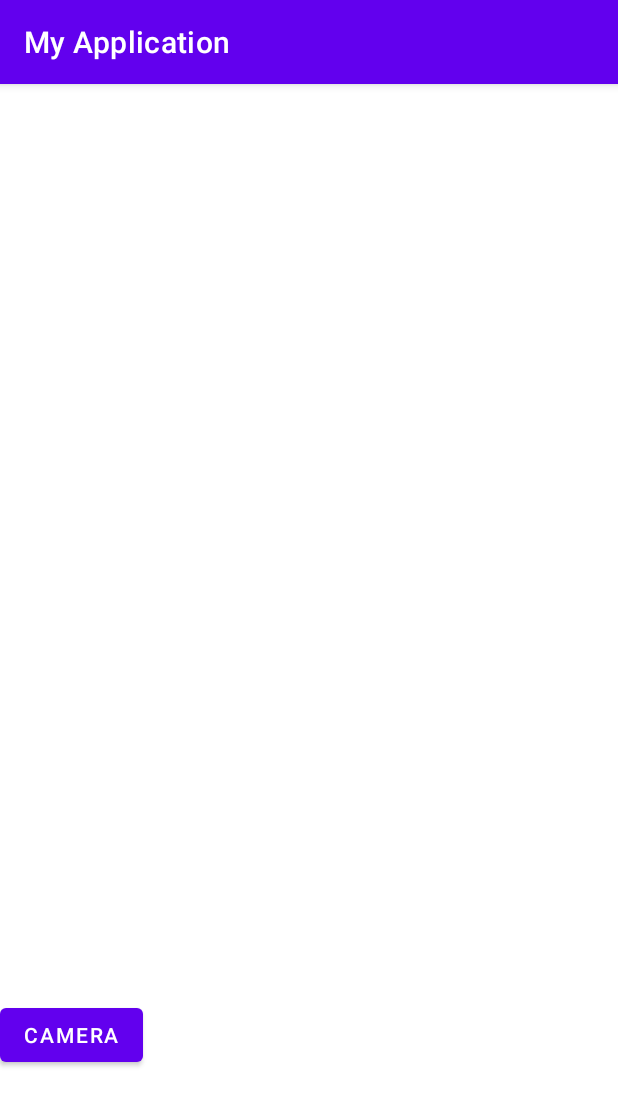
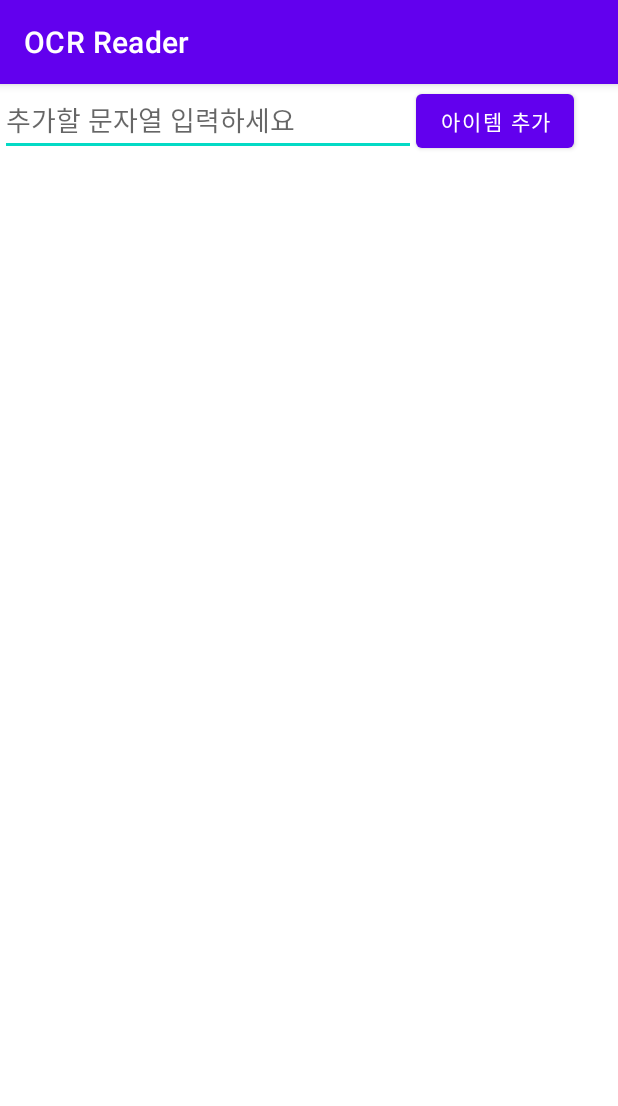
Before and after one commit to junseak1105/Cloud_Teamwork, an Android app: the screen it shows after launch (MainActivity), on a phone screen of 412 x 824 dp. Shown: the top 1106 px of the screen. Run offline under Robolectric (Android 15) with nearby library versions, the phone set to English and light mode, and no system bars.

Commit message:
리스트뷰 동적추가(카메라,삭제)

```diff
--- a/app/src/main/AndroidManifest.xml
+++ b/app/src/main/AndroidManifest.xml
@@ -5,7 +5,6 @@
     <uses-permission android:name="android.permission.CAMERA" /> <!--카메라 권한-->
     <uses-permission android:name="android.permission.READ_EXTERNAL_STORAGE" />    <!--저장소 읽기 권한-->
     <uses-permission android:name="android.permission.INTERNET" />
-    <uses-permission android:name="android.permission.ACCESS_NETWORK_STATE"/>
 
     <application
         android:allowBackup="true"
@@ -14,8 +13,7 @@
         android:roundIcon="@mipmap/ic_launcher_round"
         android:supportsRtl="true"
         android:theme="@style/Theme.MyApplication"
-        android:usesCleartextTraffic="true"
-        android:networkSecurityConfig="@xml/network_security_config">
+      >
 
         <activity
             android:name=".MainActivity"
--- a/app/src/main/java/com/classprj/myapplication/MainActivity.java
+++ b/app/src/main/java/com/classprj/myapplication/MainActivity.java
@@ -24,8 +24,10 @@ import android.provider.MediaStore;
 import android.util.Log;
 import android.view.View;
 import android.view.ViewGroup;
+import android.widget.AdapterView;
 import android.widget.BaseAdapter;
 import android.widget.Button;
+import android.widget.EditText;
 import android.widget.GridView;
 import android.widget.ImageView;
 import android.widget.Toast;
@@ -35,19 +37,43 @@ import java.io.IOException;
 import java.text.SimpleDateFormat;
 import java.util.ArrayList;
 import java.util.Date;
+import android.app.Activity;
+import android.app.AlertDialog;
+import android.content.DialogInterface;
+import android.os.Bundle;
+import android.view.View;
+import android.widget.AdapterView;
+import android.widget.AdapterView.OnItemClickListener;
+import android.widget.ArrayAdapter;
+import android.widget.ListView;
+import android.widget.TextView;
+import android.widget.Toast;
 
-public class MainActivity extends AppCompatActivity {
+
+public class MainActivity extends AppCompatActivity implements AdapterView.OnItemClickListener {
+
 
     final private static String TAG = "tag";
     private static final int REQUEST_IMAGE_CAPTURE = 672;
     private String imageFilePath;
     private Uri photoUri;
+    ListView listView1;
+    ArrayAdapter<String> adapter;
+    ArrayList<String> listItem;
+
+    EditText editText1;
+    Button button1;
+
 
 
     @Override
     protected void onCreate(Bundle savedInstanceState) {
         super.onCreate(savedInstanceState);
         setContentView(R.layout.activity_main);
+        setTitle("OCR Reader");
+
+        editText1 = findViewById(R.id.editText1);
+        button1 = findViewById(R.id.button1);
 
         if (Build.VERSION.SDK_INT >= Build.VERSION_CODES.M) {
             if (checkSelfPermission(Manifest.permission.CAMERA) == PackageManager.PERMISSION_GRANTED && checkSelfPermission(Manifest.permission.WRITE_EXTERNAL_STORAGE) == PackageManager.PERMISSION_GRANTED) {
@@ -58,14 +84,27 @@ public class MainActivity extends AppCompatActivity {
             }
         }
 
-        //카메라 시작
-        findViewById(R.id.btnCamera).setOnClickListener(new View.OnClickListener() {
+
+
+        listItem = new ArrayList<String>();
+
+
+        // 아이템 추가한다.
+        button1.setOnClickListener(new View.OnClickListener() {
             @Override
-            public void onClick(View v) {
-                sendTakePhotoIntent();
+            public void onClick(View view) {
+
+                listItem.add(editText1.getText().toString());
+                adapter.notifyDataSetChanged(); // 변경되었음을 어답터에 알려준다.
+                editText1.setText("");
             }
         });
-        //카메라 끝
+
+
+        adapter = new ArrayAdapter<String>(getApplicationContext(),android.R.layout.simple_list_item_1,listItem);
+        listView1 = findViewById(R.id.listView1);
+        listView1.setAdapter(adapter);
+        listView1.setOnItemClickListener(this);
 
 
     }//onCreate
@@ -93,8 +132,7 @@ public class MainActivity extends AppCompatActivity {
             } else {
                 exifDegree = 0;
             }
-            uploadFile(imageFilePath);
-            ((ImageView) findViewById(R.id.iv_photo)).setImageBitmap(rotate(bitmap, exifDegree));
+           // ((ImageView) findViewById(R.id.iv_photo)).setImageBitmap(rotate(bitmap, exifDegree));
         }
     }
 
@@ -136,7 +174,7 @@ public class MainActivity extends AppCompatActivity {
 
     private File createImageFile() throws IOException {
         String timeStamp = new SimpleDateFormat("yyyyMMdd_HHmmss").format(new Date());
-        String imageFileName = "TEST_" + timeStamp + "_";
+        String imageFileName = "TEST_";
         File storageDir = getExternalFilesDir(Environment.DIRECTORY_PICTURES);
         File image = File.createTempFile(
                 imageFileName,      /* prefix */
@@ -147,15 +185,39 @@ public class MainActivity extends AppCompatActivity {
         return image;
     }
 
-    public void uploadFile(String filePath){
-        String url = "http://10.0.2.2/phpinfo.php";
-        try {
-            UploadFile uploadFile = new UploadFile(MainActivity.this);
-            uploadFile.setPath(filePath);
-            uploadFile.execute(url);
-        } catch (Exception e){
-        }
+
+    //리스트뷰 선택시 이벤트 처리 메소드
+    @Override
+    public void onItemClick(AdapterView<?> arg0, View arg1, int arg2, long arg3) {
+
+        //다이얼로그에 보여질 내용
+        final String[] classData = {"읽기", "페이지 추가", "삭제"};
+        final String title = ((TextView) arg1).getText().toString();
+        //다이얼로그 생성
+        new AlertDialog.Builder(this).setTitle(title)
+                .setItems(classData,new DialogInterface.OnClickListener(){
+
+                    @Override
+                    public void onClick(DialogInterface dialog, int which) {
+                        if (which == 0){
+                            System.out.println("++++"+which);
+                        }
+                        if (which == 1){
+                            System.out.println("++++"+which);
+                            sendTakePhotoIntent();
+                        }
+                        if (which == 2){
+                            System.out.println("++++"+which);
+                            listItem.remove(arg2);
+                            adapter.notifyDataSetChanged();
+                        }
+                        Toast.makeText(getApplicationContext(), title+":" +which+"."+classData[which], Toast.LENGTH_SHORT).show();
+
+                    }
+
+
+                }).setNegativeButton("",null).show();
+
     }
 
-
 }
--- a/app/src/main/res/layout/activity_main.xml
+++ b/app/src/main/res/layout/activity_main.xml
@@ -1,5 +1,4 @@
-<?xml version="1.0" encoding="utf-8"?>
-<androidx.constraintlayout.widget.ConstraintLayout xmlns:android="http://schemas.android.com/apk/res/android"
+<LinearLayout xmlns:android="http://schemas.android.com/apk/res/android"
     xmlns:app="http://schemas.android.com/apk/res-auto"
     xmlns:tools="http://schemas.android.com/tools"
     android:layout_width="match_parent"
@@ -7,37 +6,29 @@
     android:orientation="vertical"
     tools:context=".MainActivity">
 
+    <LinearLayout
+        android:orientation="horizontal"
+        android:layout_width="match_parent"
+        android:layout_height="wrap_content">
 
-    <LinearLayout
-        android:layout_width="match_parent"
-        android:layout_height="wrap_content"
-        android:orientation="vertical"
-        app:layout_constraintBottom_toBottomOf="parent"
-        app:layout_constraintTop_toTopOf="parent">
+        <EditText
+            android:id="@+id/editText1"
+            android:layout_width="wrap_content"
+            android:layout_height="wrap_content"
+            android:hint="추가할 문자열 입력하세요"
+            android:ems="13"/>
 
+        <Button
+            android:id="@+id/button1"
+            android:text="아이템 추가"
+            android:layout_width="wrap_content"
+            android:layout_height="wrap_content"/>
 
-        <ImageView
-            android:id="@+id/iv_photo"
-            android:layout_width="match_parent"
-            android:layout_height="500dp"
-            tools:layout_editor_absoluteX="16dp"
-            tools:layout_editor_absoluteY="124dp" />
-
-        <LinearLayout
-            android:layout_width="match_parent"
-            android:layout_height="wrap_content"
-            android:layout_weight="1"
-            android:orientation="horizontal">
-
-
-            <Button
-                android:id="@+id/btnCamera"
-                android:layout_width="wrap_content"
-                android:layout_height="wrap_content"
-                android:text="Camera"
-                tools:layout_editor_absoluteY="76dp" />
-        </LinearLayout>
     </LinearLayout>
 
+    <ListView
+        android:id="@+id/listView1"
+        android:layout_width="match_parent"
+        android:layout_height="match_parent"></ListView>
 
-</androidx.constraintlayout.widget.ConstraintLayout>
+</LinearLayout>
--- a/app/src/main/res/xml/network_security_config.xml
+++ /dev/null
@@ -1,6 +0,0 @@
-<?xml version="1.0" encoding="utf-8"?>
-<network-security-config xmlns:android="http://schemas.android.com/apk/res/android">
-    <!--Set application-wide security config using base-config tag.-->
-    <base-config cleartextTrafficPermitted="true"> </base-config>
-
-</network-security-config>
```
Also changed, not shown: app/src/main/java/com/classprj/myapplication/UploadFile.java (deleted, +0 -147 lines), app/src/main/res/menu/login_popup.xml (deleted, +0 -10 lines), app/src/main/java/com/classprj/myapplication/member/ID_overlap_chk_request.java (added), app/src/main/java/com/classprj/myapplication/member/LoginRequest.java (added), app/src/main/java/com/classprj/myapplication/member/RegisterRequest.java (added).
